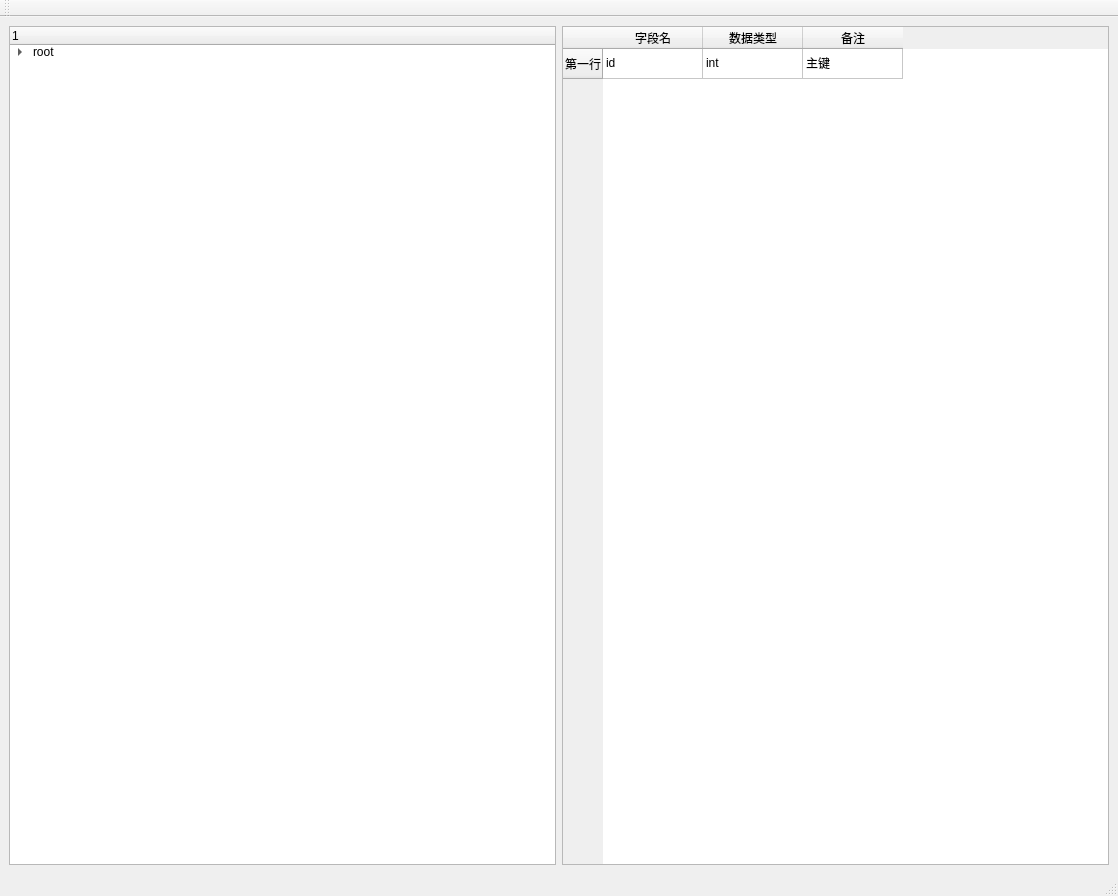
Qt form static/ui/gui.ui (xiqiuyimeng/code-generator) before a commit.
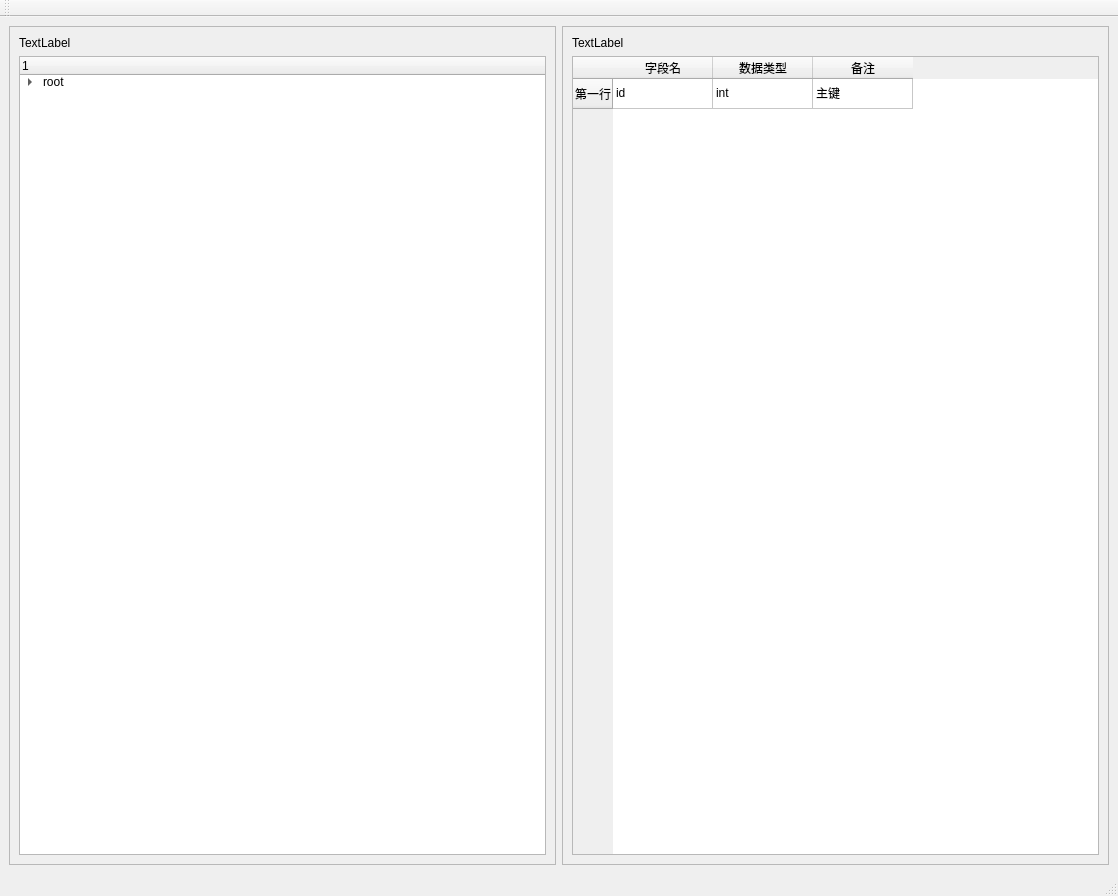
The same form after that commit.

```diff
--- a/static/ui/gui.ui
+++ b/static/ui/gui.ui
@@ -14,10 +14,24 @@
    <string>MainWindow</string>
   </property>
   <widget class="QWidget" name="centralwidget">
-   <layout class="QHBoxLayout" name="horizontalLayout_2">
-    <item>
      <layout class="QHBoxLayout" name="horizontalLayout">
       <item>
+     <widget class="QFrame" name="frame">
+      <property name="frameShape">
+       <enum>QFrame::StyledPanel</enum>
+      </property>
+      <property name="frameShadow">
+       <enum>QFrame::Raised</enum>
+      </property>
+      <layout class="QVBoxLayout" name="verticalLayout">
+       <item>
+        <widget class="QLabel" name="label">
+         <property name="text">
+          <string>TextLabel</string>
+         </property>
+        </widget>
+       </item>
+       <item>
        <widget class="QTreeWidget" name="treeWidget">
         <column>
          <property name="text">
@@ -41,6 +55,25 @@
         </item>
        </widget>
       </item>
+      </layout>
+     </widget>
+    </item>
+    <item>
+     <widget class="QFrame" name="frame_2">
+      <property name="frameShape">
+       <enum>QFrame::StyledPanel</enum>
+      </property>
+      <property name="frameShadow">
+       <enum>QFrame::Raised</enum>
+      </property>
+      <layout class="QVBoxLayout" name="verticalLayout_2">
+       <item>
+        <widget class="QLabel" name="label_2">
+         <property name="text">
+          <string>TextLabel</string>
+         </property>
+        </widget>
+       </item>
       <item>
        <widget class="QTableWidget" name="tableWidget">
         <row>
@@ -81,6 +114,7 @@
        </widget>
       </item>
      </layout>
+     </widget>
     </item>
    </layout>
   </widget>
```
Lines whose indentation alone changed are shown as unchanged.
